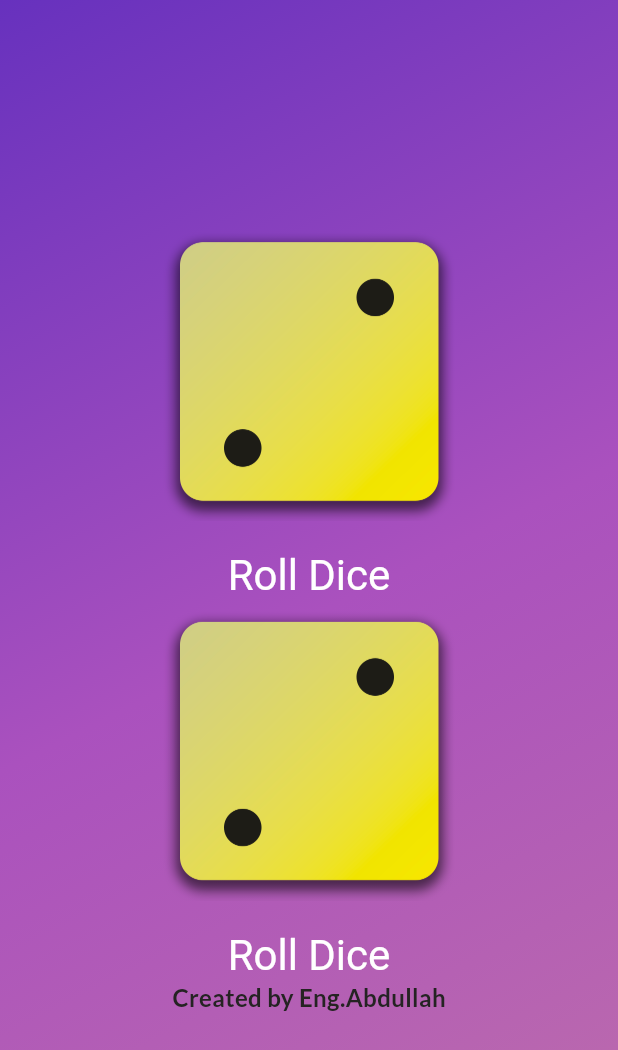
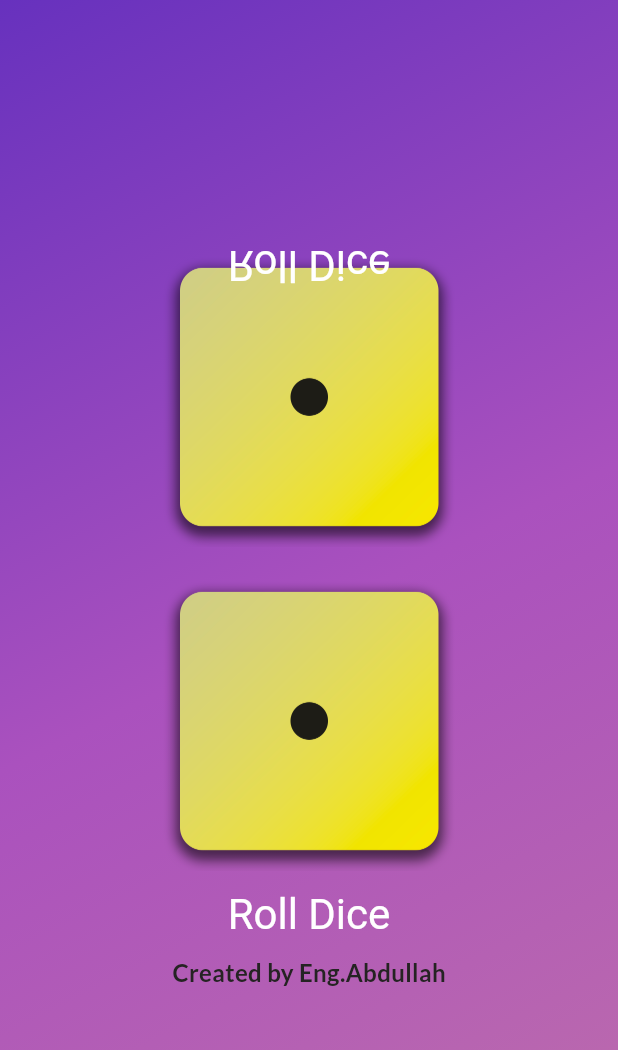
Before and after one commit to Abdullah-XDev/Dice-APP, a Flutter app: the screen it shows after launch, on a phone screen of 412 x 824 dp. Shown: the top 1050 px of the screen. Run offline on Flutter 3.47's test engine with Material 3 defaults, Android fonts, the phone set to English and light mode, and no system bars; our stand-ins replace google_fonts.

Commit message:
added a seconde Dice player and change the the button

```diff
--- a/lib/dice_roller.dart
+++ b/lib/dice_roller.dart
@@ -7,13 +7,10 @@ final randomizer = Random();
 class DiceRoller extends StatefulWidget {
   final int numberOfPlayers;
 
-
   const DiceRoller({Key? key, required this.numberOfPlayers}) : super(key: key);
 
   @override
-  State<DiceRoller> createState() {
-    return _DiceRollerState();
-  }
+  State<DiceRoller> createState() => _DiceRollerState();
 }
 
 class _DiceRollerState extends State<DiceRoller> {
@@ -22,7 +19,7 @@ class _DiceRollerState extends State<DiceRoller> {
   @override
   void initState() {
     super.initState();
-    currentDiceRolls = List.generate(widget.numberOfPlayers, (index) => 2);
+    currentDiceRolls = List.generate(widget.numberOfPlayers, (index) => 1);
   }
 
   void rollDice(int playerIndex) {
@@ -32,12 +29,46 @@ class _DiceRollerState extends State<DiceRoller> {
   }
 
   @override
-  Widget build(context) {
+  Widget build(BuildContext context) {
     return Column(
       mainAxisSize: MainAxisSize.min,
       children: [
-        for (int i = 0; i < widget.numberOfPlayers; i++)
-          Column(
+        if (widget.numberOfPlayers > 1)
+          Padding(
+            padding: const EdgeInsets.only(
+                bottom: 8.0), // تعديل الـ Padding للزر العلوي
+            child: Stack(
+              alignment: Alignment.center,
+              children: [
+                Image.asset(
+                  'assets/images/dice-${currentDiceRolls[0]}.png',
+                  width: 200,
+                ),
+                Positioned(
+                  top: -20, // تعديل الموقع العلوي للزر ليظهر بالكامل
+                  child: Transform(
+                    alignment: Alignment.center,
+                    transform: Matrix4.rotationX(pi), // عكس الزر
+                    child: TextButton(
+                      onPressed: () => rollDice(0),
+                      style: TextButton.styleFrom(
+                        padding: const EdgeInsets.all(16.0),
+                        foregroundColor: Colors.white,
+                        textStyle: const TextStyle(
+                          fontSize: 28,
+                        ),
+                      ),
+                      child: const Text('Roll Dice'),
+                    ),
+                  ),
+                ),
+              ],
+            ),
+          ),
+        for (int i = 1; i < widget.numberOfPlayers; i++)
+          Padding(
+            padding: const EdgeInsets.all(8.0),
+            child: Column(
               children: [
                 Image.asset(
                   'assets/images/dice-${currentDiceRolls[i]}.png',
@@ -46,7 +77,7 @@ class _DiceRollerState extends State<DiceRoller> {
                 TextButton(
                   onPressed: () => rollDice(i),
                   style: TextButton.styleFrom(
-                  padding: const EdgeInsets.only(top: 20),
+                    padding: const EdgeInsets.only(top: 10),
                     foregroundColor: Colors.white,
                     textStyle: const TextStyle(
                       fontSize: 28,
@@ -55,6 +86,7 @@ class _DiceRollerState extends State<DiceRoller> {
                   child: const Text('Roll Dice'),
                 ),
               ],
+            ),
           ),
         Text(
           'Created by Eng.Abdullah',
```
Lines whose indentation alone changed are shown as unchanged.
